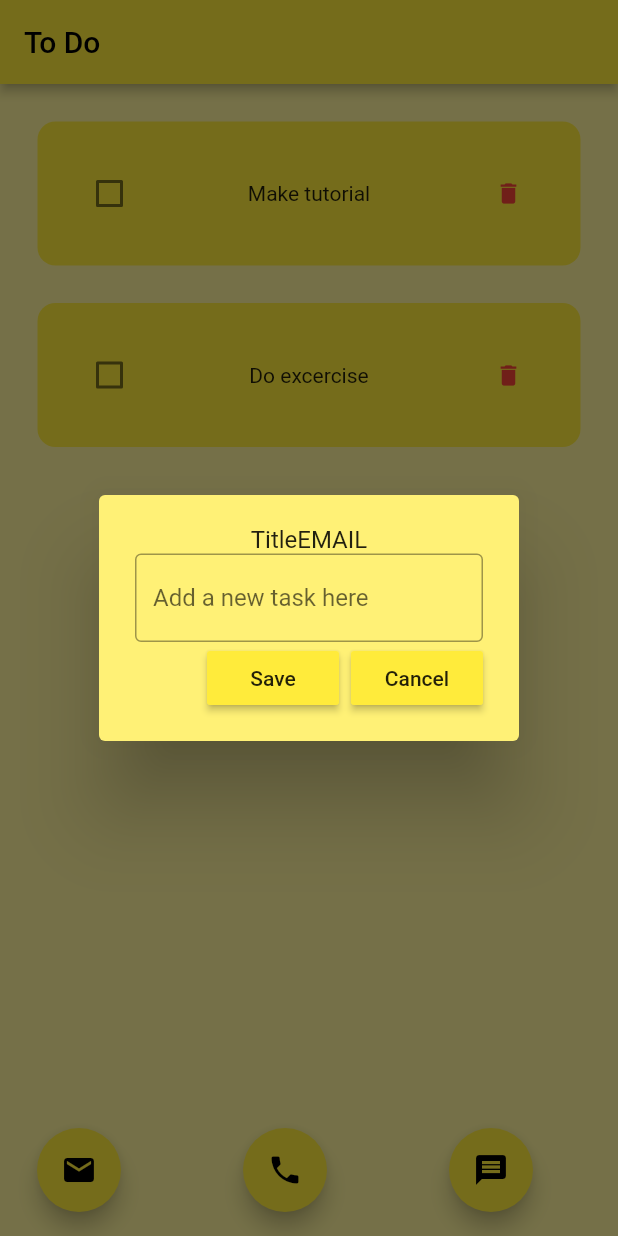
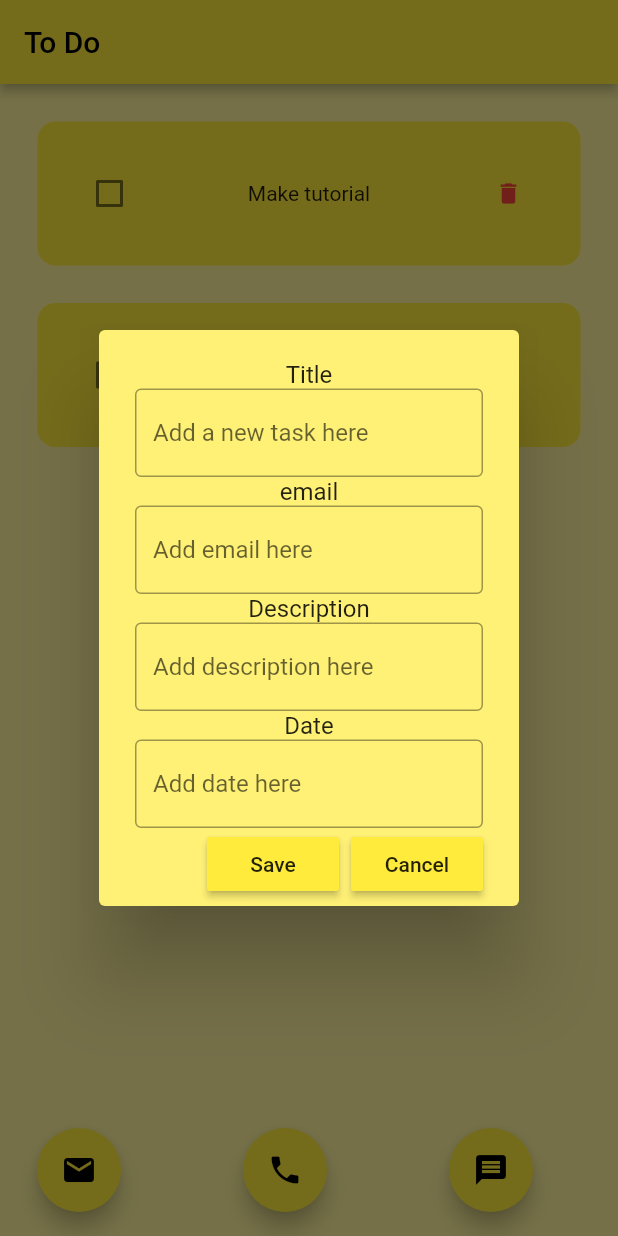
Before and after one commit to LukasZlocki/ToDoList, a Flutter app: the screen it shows after launch, after a tap on the "email" icon, on a phone screen of 412 x 824 dp. Run offline on Flutter 3.47's test engine with Material 2 defaults, Android fonts, the phone set to English and light mode, and no system bars.

Commit message:
Add aditional fields to dialog box

```diff
--- a/lib/pages/home_page.dart
+++ b/lib/pages/home_page.dart
@@ -43,15 +43,15 @@ class _HomePageState extends State<HomePage> {
   }
 
   void createNewTaskEmail() {
-    createNewTask("EMAIL");
+    createNewTask("email");
   }
 
   void createNewTaskMessage() {
-    createNewTask("MESSAGE");
+    createNewTask("message");
   }
 
   void createNewTaskPhone() {
-    createNewTask("PHONE");
+    createNewTask("phone");
   }
 
   // create a new task on button click
--- a/lib/util/dialog_box.dart
+++ b/lib/util/dialog_box.dart
@@ -19,12 +19,14 @@ class DialogBox extends StatelessWidget {
   Widget build(BuildContext context) {
     return AlertDialog(
       backgroundColor: Colors.yellow[300],
-      content: Container(height: 120,
+      content: Container(height: 340,
         child: Column(
           mainAxisAlignment: MainAxisAlignment.spaceEvenly,
           children: [
+
+            // title area
             Text(
-              'Title' + rodzaj
+              'Title'
             ),
           // get user input
           TextField(
@@ -34,6 +36,42 @@ class DialogBox extends StatelessWidget {
                 hintText: "Add a new task here"
             ),
           ),
+
+            // email or phone number area
+            Text(
+                '' + rodzaj
+            ),
+            TextField(
+              controller: controller,
+              decoration: InputDecoration(
+                  border: OutlineInputBorder(),
+                  hintText: "Add " + rodzaj + " here"
+              ),
+            ),
+
+            // description area
+            Text(
+                'Description'
+            ),
+            TextField(
+              controller: controller,
+              decoration: InputDecoration(
+                  border: OutlineInputBorder(),
+                  hintText: "Add description here"
+              ),
+            ),
+
+            // date
+            Text(
+                'Date'
+            ),
+            TextField(
+              controller: controller,
+              decoration: InputDecoration(
+                  border: OutlineInputBorder(),
+                  hintText: "Add date here"
+              ),
+            ),
 
           // buttons like save or cancel
           Row(
```
